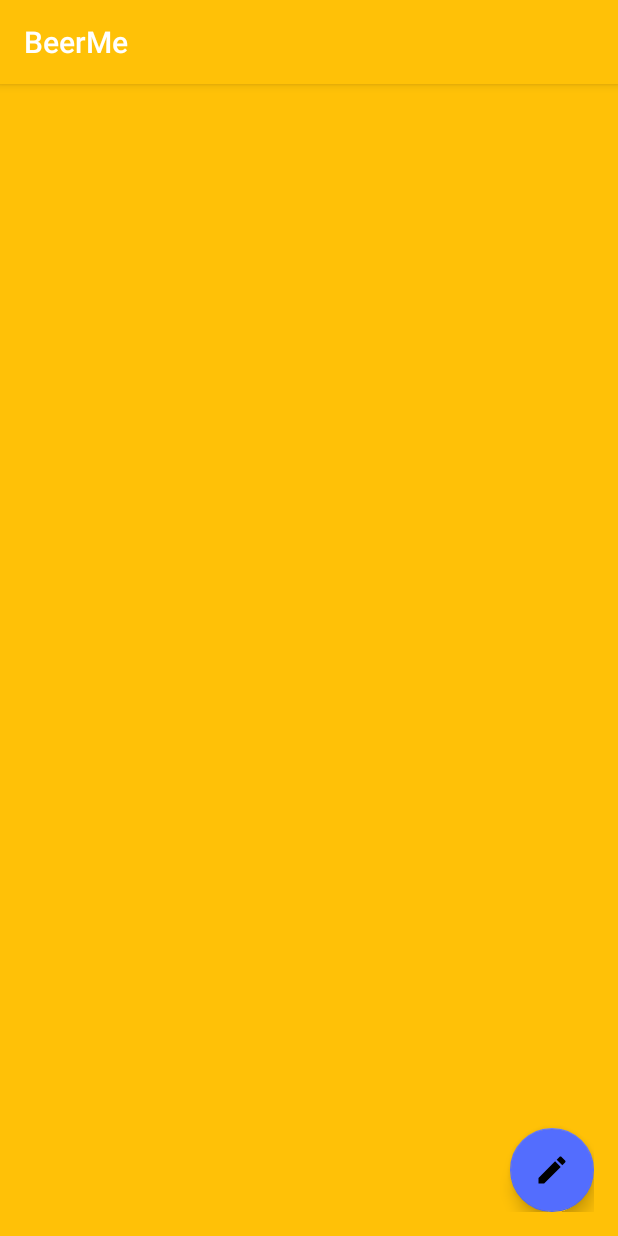
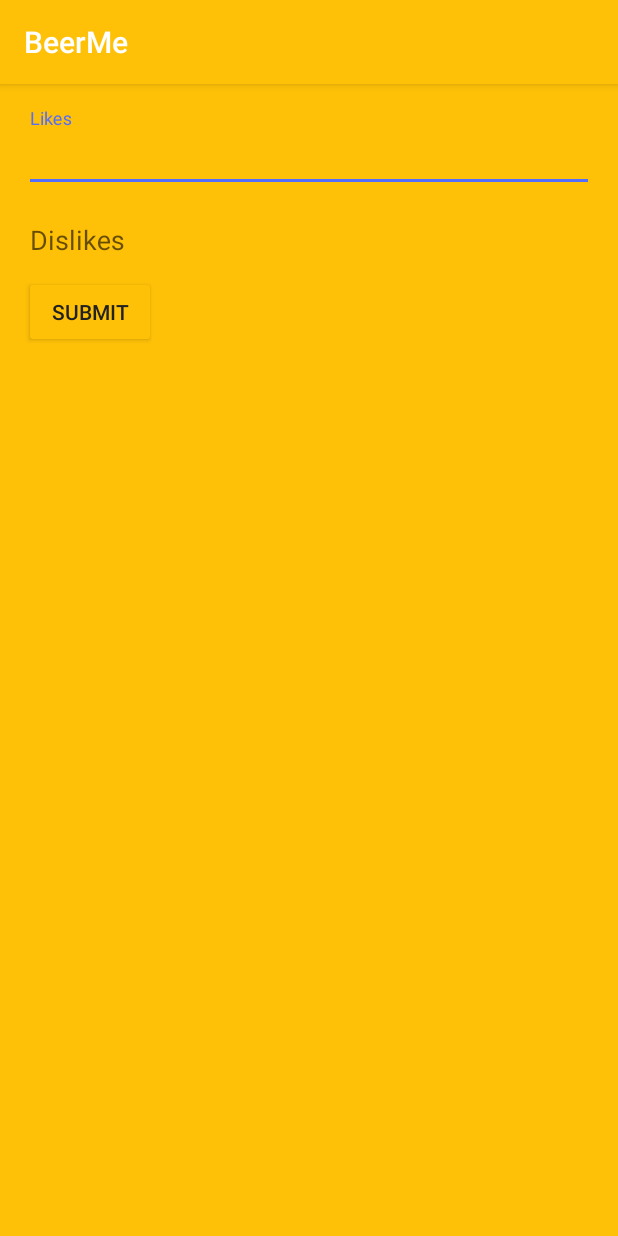
Before and after one commit to joshua-nicholson/BeerMe, an Android app: the PostsActivity screen opened directly, with no data from a screen before it, after a tap on an icon or button, on a phone screen of 412 x 824 dp. Run offline under Robolectric (Android 15) with nearby library versions, the phone set to English and light mode, and no system bars; our stand-ins replace Firebase (no records; nobody signed in at launch, a user with empty details on screens opened directly); libraries missing offline, so code that uses them is left out: com.firebase.ui.

Commit message:
Setting up firebase database, setup form for creating a post

```diff
--- a/app/build.gradle
+++ b/app/build.gradle
@@ -27,10 +27,12 @@ dependencies {
     compile 'com.android.support:appcompat-v7:25.2.0'
     compile 'com.android.support:design:25.2.0'
     compile 'com.google.firebase:firebase-auth:10.2.0'
-    testCompile 'junit:junit:4.12'
     compile 'com.firebaseui:firebase-ui-auth:1.2.0'
     compile 'com.github.qiugang:EditTag:v1.2.3'
+    compile 'com.google.firebase:firebase-database:10.2.0'
+    testCompile 'junit:junit:4.12'
 }
 
 
+
 apply plugin: 'com.google.gms.google-services'
--- a/app/src/main/AndroidManifest.xml
+++ b/app/src/main/AndroidManifest.xml
@@ -21,7 +21,7 @@
             <category android:name="android.intent.categroy.LAUNCHER"/>
             </intent-filter>
         </activity>
-        <activity android:name=".CreatePost"></activity>
+        <activity android:name=".CreatePostActivity"></activity>
     </application>
 
 </manifest>
--- a/app/src/main/java/xyz/beerme/beerme/CreatePostActivity.java
+++ b/app/src/main/java/xyz/beerme/beerme/CreatePostActivity.java
@@ -1,13 +1,46 @@
 package xyz.beerme.beerme;
 
+import android.os.Bundle;
 import android.support.v7.app.AppCompatActivity;
-import android.os.Bundle;
+import android.view.View;
+import android.widget.Button;
+import android.widget.EditText;
 
-public class CreatePostActivity extends AppCompatActivity {
+import com.google.firebase.database.DatabaseReference;
+import com.google.firebase.database.FirebaseDatabase;
+
+public class CreatePostActivity extends AppCompatActivity implements View.OnClickListener {
+
+    private static final String FIREBASE_URL = "https://beerme-b6cd6.firebaseio.com/";
+    private EditText likesEditText;
+    private EditText dislikesEditText;
+    private Button submitButton;
+    private DatabaseReference firebaseRef;
 
     @Override
     protected void onCreate(Bundle savedInstanceState) {
         super.onCreate(savedInstanceState);
         setContentView(R.layout.activity_create_post);
+        firebaseRef = FirebaseDatabase.getInstance().getReference();
+
+        likesEditText = (EditText) findViewById(R.id.input_dislikes);
+        dislikesEditText = (EditText) findViewById(R.id.input_dislikes);
+        submitButton = (Button) findViewById(R.id.button_submit);
+    }
+
+    @Override
+    public void onClick(View v) {
+        if(v.getId() == submitButton.getId())
+        {
+            submitData();
+        }
+
+    }
+
+    private void submitData() {
+       String likes = likesEditText.getText().toString();
+        String dislikes = dislikesEditText.getText().toString();
+        Post post = new Post(likes,dislikes);
+        firebaseRef.push();
     }
 }
--- a/app/src/main/java/xyz/beerme/beerme/Post.java
+++ b/app/src/main/java/xyz/beerme/beerme/Post.java
@@ -35,6 +35,12 @@ public class Post {
         this.mName = mName;
         this.mUid = mUid;
         this.mLocation = mLocation;
+    }
+
+    public Post(String mLikes,String mDislikes)
+    {
+        this.mLikes = mLikes;
+        this.mDislikes = mDislikes;
     }
 
     public List<String> getmTags() {
--- a/app/src/main/java/xyz/beerme/beerme/PostsActivity.java
+++ b/app/src/main/java/xyz/beerme/beerme/PostsActivity.java
@@ -27,7 +27,7 @@ public class PostsActivity extends AppCompatActivity {
         fab.setOnClickListener(new View.OnClickListener() {
             @Override
             public void onClick(View v) {
-                Intent intent = new Intent(PostsActivity.this, CreatePost.class);
+                Intent intent = new Intent(PostsActivity.this, CreatePostActivity.class);
                 startActivity(intent);
             }
         });
--- a/app/src/main/res/layout/activity_create_post.xml
+++ b/app/src/main/res/layout/activity_create_post.xml
@@ -1,6 +1,7 @@
 <?xml version="1.0" encoding="utf-8"?>
 <ScrollView xmlns:android="http://schemas.android.com/apk/res/android"
     xmlns:tools="http://schemas.android.com/tools"
+    xmlns:app="http://schemas.android.com/apk/res-auto"
     android:id="@+id/activity_create_post"
     android:layout_width="match_parent"
     android:layout_height="match_parent"
@@ -8,12 +9,12 @@
     android:paddingLeft="@dimen/activity_horizontal_margin"
     android:paddingRight="@dimen/activity_horizontal_margin"
     android:paddingTop="@dimen/activity_vertical_margin"
-    tools:context="xyz.beerme.beerme.CreatePost">
+    tools:context="xyz.beerme.beerme.CreatePostActivity">
 
     <LinearLayout
         android:layout_width="match_parent"
         android:layout_height="wrap_content"
-        android:orientation="horizontal">
+        android:orientation="vertical">
 
     <android.support.design.widget.TextInputLayout
     android:id="@+id/input_layout_likes"
@@ -40,18 +41,12 @@
             android:hint="Dislikes"
             android:visibility="visible" />
 
-    </android.support.design.widget.TextInputLayout>
-
-    <android.support.design.widget.TextInputLayout
-        android:id="@+id/input_layout_tags"
-        android:layout_width="match_parent"
-        android:layout_height="wrap_content">
-
-        <EditText
-            android:layout_width="match_parent"
+        <Button
+            android:text="Submit"
+            android:layout_width="wrap_content"
             android:layout_height="wrap_content"
-            android:id="@+id/input_tags"
-            android:hint="Tags"/>
+            android:id="@+id/button_submit"
+            android:layout_weight="1" />
 
     </android.support.design.widget.TextInputLayout>
 </LinearLayout>
```
